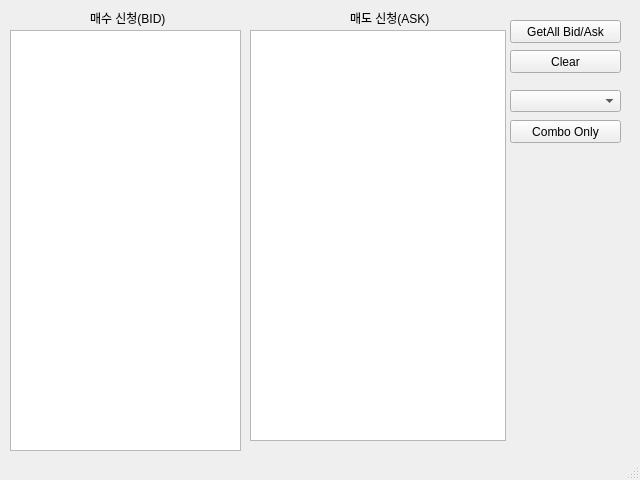
The window that mywindow.ui (ywydpapa/QT5trader) describes before a commit, drawn with Qt 5.
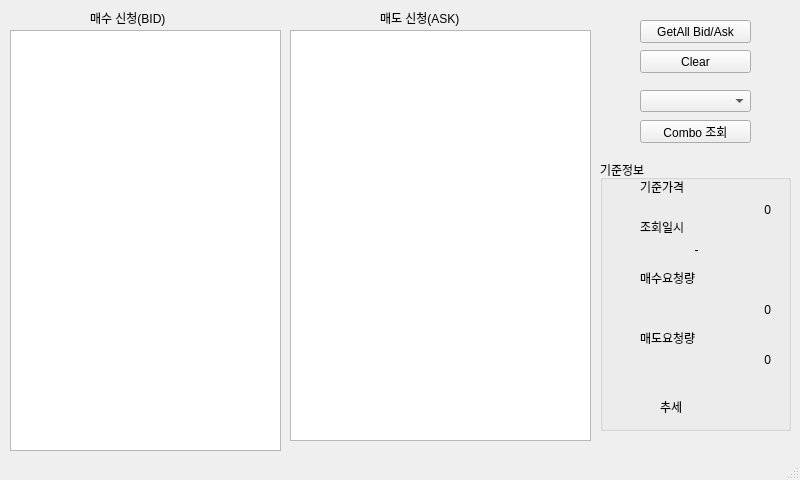
The same window after the commit.

Commit message: 매도매수 내용 추가

Patch:
```diff
--- a/mywindow.ui
+++ b/mywindow.ui
@@ -6,7 +6,7 @@
    <rect>
     <x>0</x>
     <y>0</y>
-    <width>640</width>
+    <width>800</width>
     <height>480</height>
    </rect>
   </property>
@@ -17,7 +17,7 @@
    <widget class="QPushButton" name="pushButton">
     <property name="geometry">
      <rect>
-      <x>510</x>
+      <x>640</x>
       <y>20</y>
       <width>111</width>
       <height>23</height>
@@ -32,7 +32,7 @@
      <rect>
       <x>10</x>
       <y>30</y>
-      <width>231</width>
+      <width>271</width>
       <height>421</height>
      </rect>
     </property>
@@ -40,7 +40,7 @@
    <widget class="QPushButton" name="pushButton_2">
     <property name="geometry">
      <rect>
-      <x>510</x>
+      <x>640</x>
       <y>50</y>
       <width>111</width>
       <height>23</height>
@@ -53,20 +53,20 @@
    <widget class="QPushButton" name="pushButton_3">
     <property name="geometry">
      <rect>
-      <x>510</x>
+      <x>640</x>
       <y>120</y>
       <width>111</width>
       <height>23</height>
      </rect>
     </property>
     <property name="text">
-     <string>Combo Only</string>
+     <string>Combo 조회</string>
     </property>
    </widget>
    <widget class="QComboBox" name="comboBox">
     <property name="geometry">
      <rect>
-      <x>510</x>
+      <x>640</x>
       <y>90</y>
       <width>111</width>
       <height>22</height>
@@ -76,9 +76,9 @@
    <widget class="QTextBrowser" name="textBrowser_2">
     <property name="geometry">
      <rect>
-      <x>250</x>
+      <x>290</x>
       <y>30</y>
-      <width>256</width>
+      <width>301</width>
       <height>411</height>
      </rect>
     </property>
@@ -99,7 +99,7 @@
    <widget class="QLabel" name="label_2">
     <property name="geometry">
      <rect>
-      <x>350</x>
+      <x>380</x>
       <y>10</y>
       <width>81</width>
       <height>16</height>
@@ -109,6 +109,157 @@
      <string>매도 신청(ASK)</string>
     </property>
    </widget>
+   <widget class="QGroupBox" name="groupBox">
+    <property name="geometry">
+     <rect>
+      <x>600</x>
+      <y>160</y>
+      <width>191</width>
+      <height>271</height>
+     </rect>
+    </property>
+    <property name="title">
+     <string>기준정보</string>
+    </property>
+    <widget class="QLabel" name="label_4">
+     <property name="geometry">
+      <rect>
+       <x>40</x>
+       <y>110</y>
+       <width>61</width>
+       <height>16</height>
+      </rect>
+     </property>
+     <property name="text">
+      <string>매수요청량</string>
+     </property>
+    </widget>
+    <widget class="QLabel" name="label_5">
+     <property name="geometry">
+      <rect>
+       <x>40</x>
+       <y>170</y>
+       <width>61</width>
+       <height>16</height>
+      </rect>
+     </property>
+     <property name="text">
+      <string>매도요청량</string>
+     </property>
+    </widget>
+    <widget class="QLabel" name="label_3">
+     <property name="geometry">
+      <rect>
+       <x>60</x>
+       <y>240</y>
+       <width>47</width>
+       <height>13</height>
+      </rect>
+     </property>
+     <property name="text">
+      <string>추세</string>
+     </property>
+    </widget>
+    <widget class="QLabel" name="label_6">
+     <property name="geometry">
+      <rect>
+       <x>10</x>
+       <y>140</y>
+       <width>161</width>
+       <height>20</height>
+      </rect>
+     </property>
+     <property name="text">
+      <string>0</string>
+     </property>
+     <property name="alignment">
+      <set>Qt::AlignRight|Qt::AlignTrailing|Qt::AlignVCenter</set>
+     </property>
+    </widget>
+    <widget class="QLabel" name="label_7">
+     <property name="geometry">
+      <rect>
+       <x>20</x>
+       <y>190</y>
+       <width>151</width>
+       <height>20</height>
+      </rect>
+     </property>
+     <property name="text">
+      <string>0</string>
+     </property>
+     <property name="alignment">
+      <set>Qt::AlignRight|Qt::AlignTrailing|Qt::AlignVCenter</set>
+     </property>
+    </widget>
+    <widget class="QLabel" name="label_8">
+     <property name="geometry">
+      <rect>
+       <x>40</x>
+       <y>20</y>
+       <width>47</width>
+       <height>13</height>
+      </rect>
+     </property>
+     <property name="text">
+      <string>기준가격</string>
+     </property>
+    </widget>
+    <widget class="QLabel" name="label_9">
+     <property name="geometry">
+      <rect>
+       <x>10</x>
+       <y>40</y>
+       <width>161</width>
+       <height>20</height>
+      </rect>
+     </property>
+     <property name="text">
+      <string>0</string>
+     </property>
+     <property name="alignment">
+      <set>Qt::AlignRight|Qt::AlignTrailing|Qt::AlignVCenter</set>
+     </property>
+    </widget>
+    <widget class="QLabel" name="label_10">
+     <property name="geometry">
+      <rect>
+       <x>40</x>
+       <y>60</y>
+       <width>47</width>
+       <height>13</height>
+      </rect>
+     </property>
+     <property name="text">
+      <string>조회일시</string>
+     </property>
+    </widget>
+    <widget class="QLabel" name="label_11">
+     <property name="geometry">
+      <rect>
+       <x>6</x>
+       <y>80</y>
+       <width>181</width>
+       <height>20</height>
+      </rect>
+     </property>
+     <property name="text">
+      <string>-</string>
+     </property>
+     <property name="alignment">
+      <set>Qt::AlignCenter</set>
+     </property>
+    </widget>
+   </widget>
+   <zorder>groupBox</zorder>
+   <zorder>pushButton</zorder>
+   <zorder>textBrowser</zorder>
+   <zorder>pushButton_2</zorder>
+   <zorder>pushButton_3</zorder>
+   <zorder>comboBox</zorder>
+   <zorder>textBrowser_2</zorder>
+   <zorder>label</zorder>
+   <zorder>label_2</zorder>
   </widget>
   <widget class="QMenuBar" name="menubar">
    <property name="geometry">
```
Left out of the diff: 2 changed lines with no effect on the pictures. The commit also changes 1 other file.
